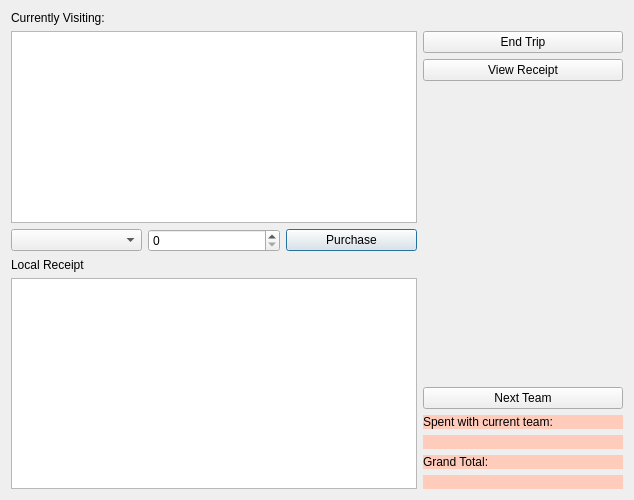
parham-sharaf/BTM-algo, file UI/purchase_souvenirs/purchase_souvenirs.ui: the form before one commit.
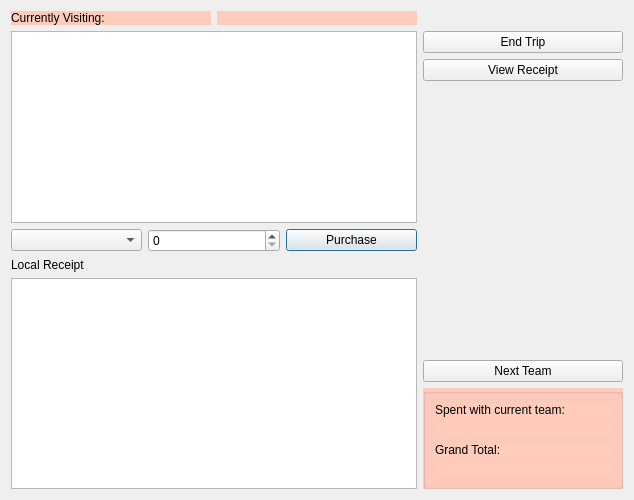
The form after the commit.

Diff of the .ui file:
```diff
--- a/UI/purchase_souvenirs/purchase_souvenirs.ui
+++ b/UI/purchase_souvenirs/purchase_souvenirs.ui
@@ -18,6 +18,10 @@
     <layout class="QHBoxLayout" name="horizontalLayout_2">
      <item>
       <widget class="QLabel" name="label">
+       <property name="styleSheet">
+        <string notr="true">background-color:#ffffccbc
+</string>
+       </property>
        <property name="text">
         <string>Currently Visiting:</string>
        </property>
@@ -27,6 +31,10 @@
    </item>
    <item row="0" column="1">
     <widget class="QLabel" name="current_team">
+     <property name="styleSheet">
+      <string notr="true">background-color:#ffffccbc
+</string>
+     </property>
      <property name="text">
       <string/>
      </property>
@@ -127,12 +135,16 @@
       </widget>
      </item>
      <item>
+      <widget class="QGroupBox" name="">
+       <property name="styleSheet">
+        <string notr="true">background-color:#ffffccbc
+</string>
+       </property>
       <layout class="QVBoxLayout" name="verticalLayout">
        <item>
         <widget class="QLabel" name="label_4">
          <property name="styleSheet">
-          <string notr="true">background-color:#ffffccbc
-</string>
+           <string notr="true"/>
          </property>
          <property name="text">
           <string>Spent with current team:</string>
@@ -142,8 +154,7 @@
        <item>
         <widget class="QLabel" name="label_spent_local">
          <property name="styleSheet">
-          <string notr="true">background-color:#ffffccbc
-</string>
+           <string notr="true"/>
          </property>
          <property name="text">
           <string/>
@@ -153,8 +164,7 @@
        <item>
         <widget class="QLabel" name="label_3">
          <property name="styleSheet">
-          <string notr="true">background-color:#ffffccbc
-</string>
+           <string notr="true"/>
          </property>
          <property name="text">
           <string>Grand Total:</string>
@@ -164,8 +174,7 @@
        <item>
         <widget class="QLabel" name="label_totalEverywhere">
          <property name="styleSheet">
-          <string notr="true">background-color:#ffffccbc
-</string>
+           <string notr="true"/>
          </property>
          <property name="text">
           <string/>
@@ -173,6 +182,7 @@
         </widget>
        </item>
       </layout>
+      </widget>
      </item>
     </layout>
    </item>
```
Lines whose indentation alone changed are shown as unchanged.
